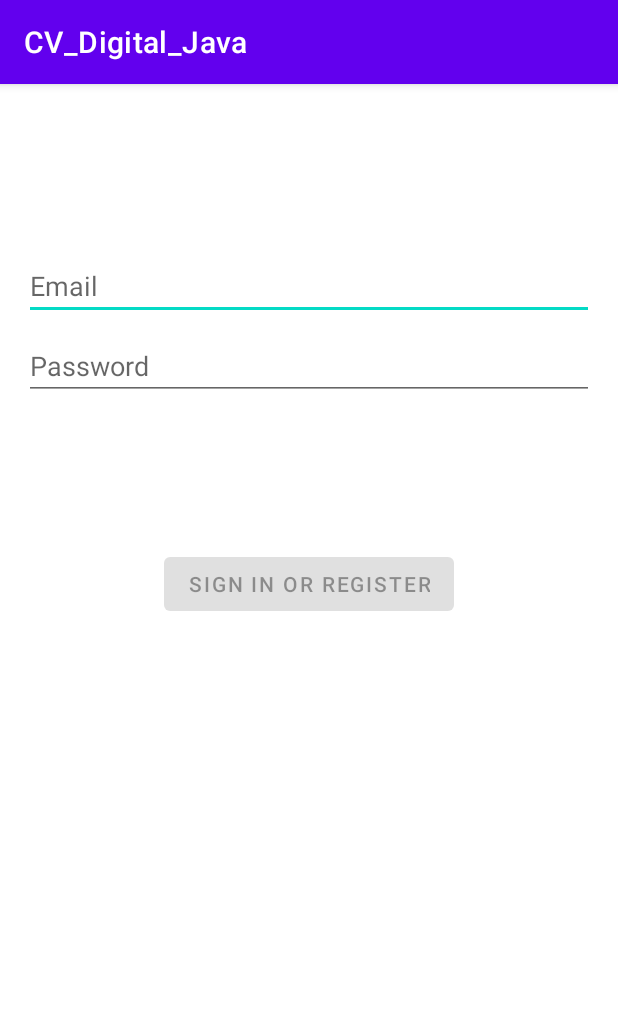
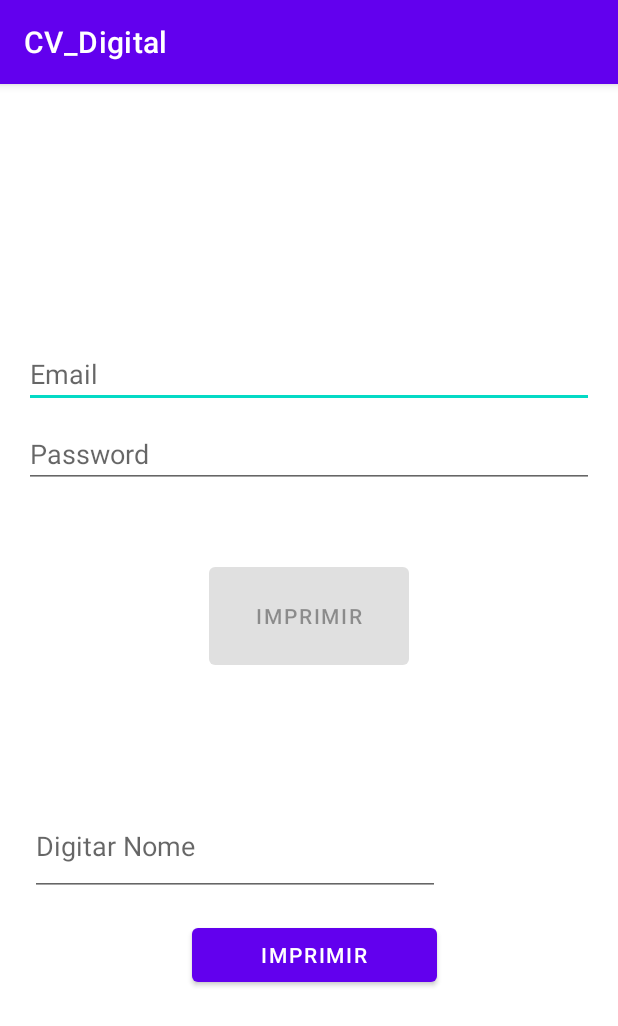
Before and after one commit to davi-dos-santos/CV_Digital_Java, an Android app: the screen it shows after launch (LoginActivity), on a phone screen of 412 x 824 dp. Shown: the top 1026 px of the screen. Run offline under Robolectric (Android 15) with nearby library versions, the phone set to English and light mode, and no system bars.

Commit message:
Aplicação de botão e campo para escrever

```diff
--- /dev/null
+++ b/app/src/main/java/com/example/cv_digital_java/MainActivity.java
@@ -0,0 +1,26 @@
+package com.example.cv_digital_java;
+
+import androidx.appcompat.app.AppCompatActivity;
+
+import android.os.Bundle;
+import android.widget.EditText;
+import android.widget.Toast;
+
+public class MainActivity extends AppCompatActivity {
+
+    private EditText digitar_nome;
+
+    @Override
+    protected void onCreate(Bundle savedInstanceState) {
+        super.onCreate(savedInstanceState);
+        setContentView(R.layout.activity_login);
+
+        digitar_nome = (EditText) findViewById(R.id.digitar_nome);
+    }
+
+    //public void teste(View view){
+
+      //  Toast.makeText(MainActivity.this, "Seu nome é" + digitar_nome, Toast.LENGTH_SHORT).show();
+
+    //}
+}
--- a/app/src/main/res/layout/activity_login.xml
+++ b/app/src/main/res/layout/activity_login.xml
@@ -15,10 +15,12 @@
         android:id="@+id/username"
         android:layout_width="0dp"
         android:layout_height="wrap_content"
-        android:layout_marginTop="96dp"
+        android:layout_marginTop="112dp"
+        android:layout_marginBottom="215dp"
         android:hint="@string/prompt_email"
         android:inputType="textEmailAddress"
         android:selectAllOnFocus="true"
+        app:layout_constraintBottom_toTopOf="@+id/linearLayout"
         app:layout_constraintEnd_toEndOf="parent"
         app:layout_constraintStart_toStartOf="parent"
         app:layout_constraintTop_toTopOf="parent" />
@@ -39,18 +41,18 @@
 
     <Button
         android:id="@+id/login"
-        android:layout_width="wrap_content"
-        android:layout_height="wrap_content"
+        android:layout_width="133dp"
+        android:layout_height="77dp"
         android:layout_gravity="start"
         android:layout_marginTop="16dp"
         android:layout_marginBottom="64dp"
         android:enabled="false"
-        android:text="@string/action_sign_in"
+        android:text="Imprimir"
         app:layout_constraintBottom_toBottomOf="parent"
         app:layout_constraintEnd_toEndOf="parent"
         app:layout_constraintStart_toStartOf="parent"
         app:layout_constraintTop_toBottomOf="@+id/password"
-        app:layout_constraintVertical_bias="0.2" />
+        app:layout_constraintVertical_bias="0.095" />
 
     <ProgressBar
         android:id="@+id/loading"
@@ -66,4 +68,35 @@
         app:layout_constraintTop_toTopOf="parent"
         app:layout_constraintVertical_bias="0.3" />
 
+    <LinearLayout
+        android:id="@+id/linearLayout"
+        android:layout_width="379dp"
+        android:layout_height="194dp"
+        android:layout_marginStart="4dp"
+        android:layout_marginBottom="41dp"
+        android:orientation="vertical"
+        app:layout_constraintBottom_toBottomOf="parent"
+        app:layout_constraintStart_toStartOf="parent"
+        app:layout_constraintTop_toBottomOf="@+id/username">
+
+        <EditText
+            android:layout_width="273dp"
+            android:layout_height="66dp"
+            android:id="@+id/digitar_nome"
+            android:layout_marginTop="1dp"
+            android:layout_marginBottom="15dp"
+            android:ems="10"
+            android:hint="@string/digitar_nome"
+            android:inputType="textPersonName"/>
+
+        <Button
+            android:id="@+id/imprimir"
+            android:layout_width="163dp"
+            android:layout_height="wrap_content"
+            android:layout_gravity="center_horizontal"
+            android:onClick="@string/teste"
+            android:text="@string/imprimir" />
+
+    </LinearLayout>
+
 </androidx.constraintlayout.widget.ConstraintLayout>
--- a/app/src/main/res/values/strings.xml
+++ b/app/src/main/res/values/strings.xml
@@ -1,5 +1,5 @@
 <resources>
-    <string name="app_name">CV_Digital_Java</string>
+    <string name="app_name">CV_Digital</string>
     <!-- Strings related to login -->
     <string name="prompt_email">Email</string>
     <string name="prompt_password">Password</string>
@@ -9,4 +9,7 @@
     <string name="invalid_username">Not a valid username</string>
     <string name="invalid_password">Password must be >5 characters</string>
     <string name="login_failed">"Login failed"</string>
+    <string name="imprimir">"imprimir"</string>
+    <string name="digitar_nome">"Digitar Nome"</string>
+    <string name="teste">"teste"</string>
 </resources>
```
